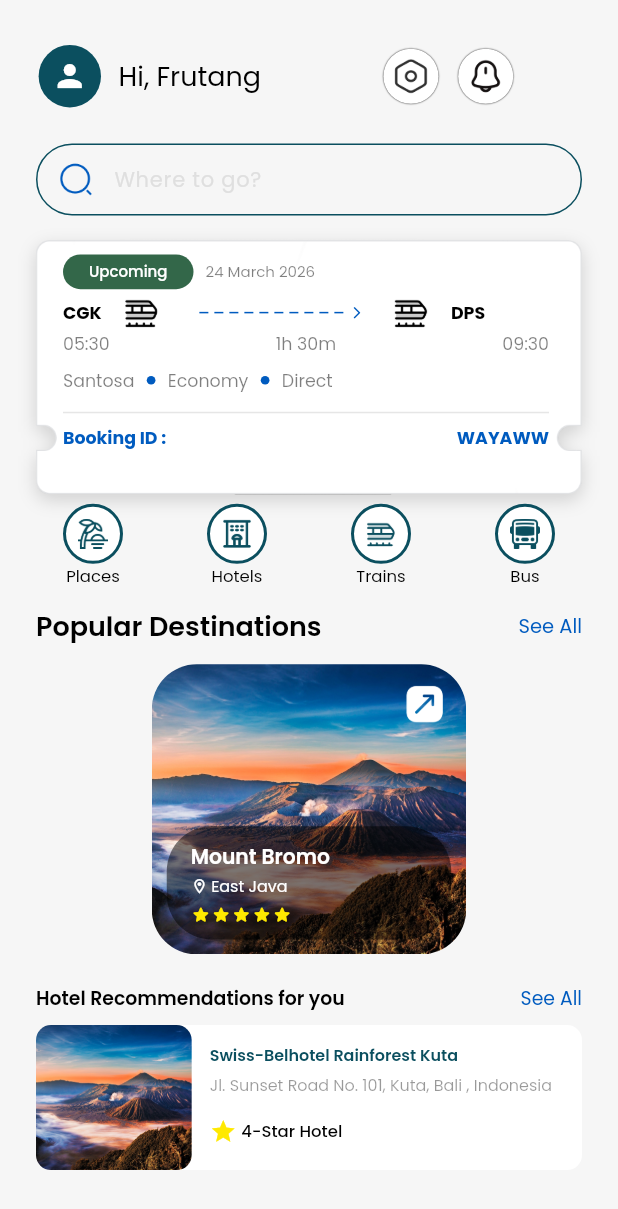
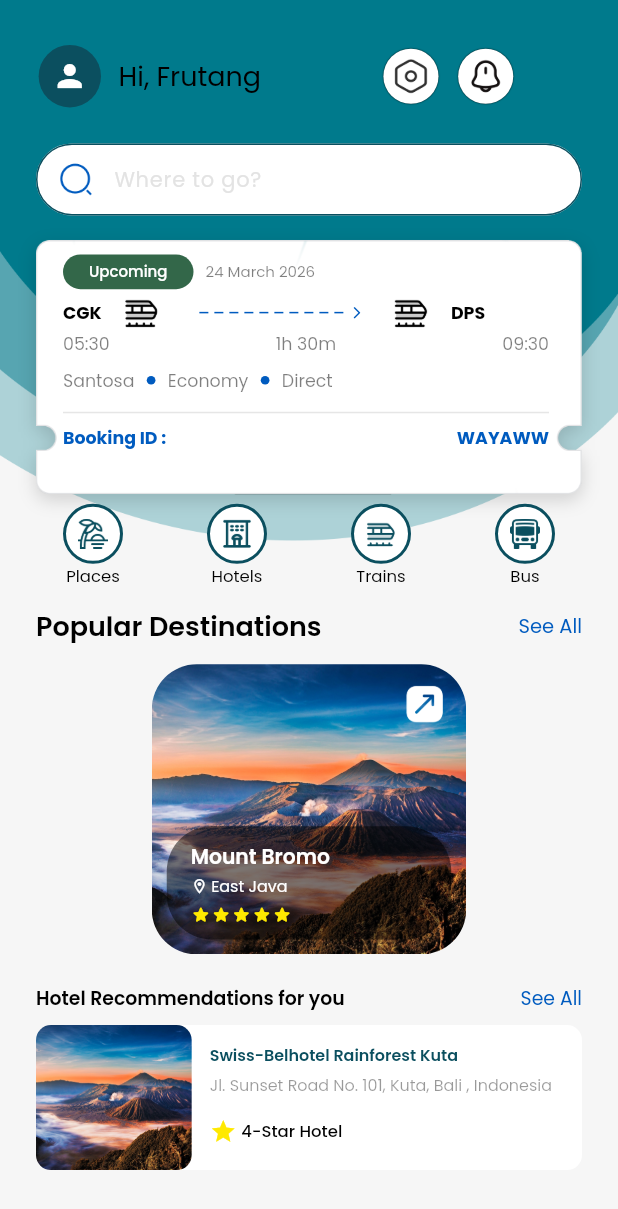
Before and after one commit to RaidFortallz/ULIN_Travel_Booking_App, a Flutter app: the HomePage screen opened directly, on a phone screen of 412 x 824 dp. Shown: the top 1209 px of the screen. Run offline on Flutter 3.47's test engine with Material 3 defaults, Android fonts, the phone set to English and light mode, and no system bars; drawn by our look-alikes of dotted_line; our stand-ins replace flutter_screenutil, go_router, material_ui, persistent_bottom_nav_bar_v2, pinput, smooth_page_indicator.

```diff
--- a/lib/core/constants/custom_widgets/dropdown_custom.dart
+++ b/lib/core/constants/custom_widgets/dropdown_custom.dart
@@ -20,9 +20,11 @@ class DropdownCustom extends StatelessWidget {
   @override
   Widget build(BuildContext context) {
     return SizedBox(
+
       height: height,
       width: width,
       child: DropdownButtonFormField<String>(
+        dropdownColor: WarnaApp.wrWhite,
         isExpanded: true,
         hint: Text(
           hintText,
--- a/lib/core/constants/custom_widgets/textfield_custom.dart
+++ b/lib/core/constants/custom_widgets/textfield_custom.dart
@@ -18,6 +18,8 @@ class TextfieldCustom extends StatelessWidget {
   final bool isObscure;
   final VoidCallback? onToggle;
 
+  final Color? fillColor;
+
   const TextfieldCustom({
     super.key,
     required this.hintText,
@@ -34,6 +36,7 @@ class TextfieldCustom extends StatelessWidget {
     this.isPassword = false,
     this.isObscure = true,
     this.onToggle,
+    this.fillColor,
   });
 
   @override
@@ -53,6 +56,9 @@ class TextfieldCustom extends StatelessWidget {
       autocorrect: false,
       autofocus: false,
       decoration: InputDecoration(
+        filled: true,
+        fillColor: fillColor,
+
         hintText: hintText,
         hintStyle: TextStyle(
           fontSize: 14,
--- a/lib/features/auth/presentation/login_page.dart
+++ b/lib/features/auth/presentation/pages/login_page.dart
@@ -67,6 +67,7 @@ class _LoginPageState extends State<LoginPage> {
                         ),
                         TextfieldCustom(
                           hintText: "Email",
+                          fillColor: WarnaApp.wrWhite,
                           width: double.infinity,
                           height: 38,
                           keyboardType: TextInputType.emailAddress,
@@ -87,6 +88,7 @@ class _LoginPageState extends State<LoginPage> {
                         ),
                         TextfieldCustom(
                           hintText: "Password",
+                          fillColor: WarnaApp.wrWhite,
                           width: double.infinity,
                           isPassword: true,
                           height: 38,
--- a/lib/features/home/presentation/pages/home_page.dart
+++ b/lib/features/home/presentation/pages/home_page.dart
@@ -1,4 +1,3 @@
-
 import 'package:material_ui/material_ui.dart';
 import 'package:ulin/features/home/presentation/widgets/booking_card.dart';
 import 'package:ulin/features/home/presentation/widgets/booking_menu.dart';
@@ -6,7 +5,6 @@ import 'package:ulin/features/home/presentation/widgets/home_header.dart';
 import 'package:ulin/features/home/presentation/widgets/home_search_field.dart';
 import 'package:ulin/features/home/presentation/widgets/hotel_recommendations.dart';
 import 'package:ulin/features/home/presentation/widgets/popular_destinations.dart';
-
 
 class HomePage extends StatelessWidget {
   const HomePage({super.key});
@@ -17,10 +15,25 @@ class HomePage extends StatelessWidget {
       body: GestureDetector(
         behavior: HitTestBehavior.opaque,
         onTap: () => FocusScope.of(context).unfocus(),
-        child: SafeArea(
         child: SingleChildScrollView(
+          child: Stack(
+            children: [
+              Positioned(
+                top: 0,
+                left: 0,
+                right: 0,
+                child: Image.asset(
+                  "assets/images/bg_home.png",
+                  fit: BoxFit.fitWidth,
+                ),
+              ),
+
+              SafeArea(
                 child: Padding(
-              padding: const EdgeInsets.symmetric(horizontal: 24, vertical: 30),
+                  padding: const EdgeInsets.symmetric(
+                    horizontal: 24,
+                    vertical: 30,
+                  ),
                   child: Column(
                     crossAxisAlignment: CrossAxisAlignment.start,
                     children: [
@@ -45,6 +58,8 @@ class HomePage extends StatelessWidget {
                   ),
                 ),
               ),
+            ],
+          ),
         ),
       ),
     );
--- a/lib/features/home/presentation/widgets/home_search_field.dart
+++ b/lib/features/home/presentation/widgets/home_search_field.dart
@@ -10,6 +10,7 @@ class HomeSearchField extends StatelessWidget {
   Widget build(BuildContext context) {
     return TextfieldCustom(
       hintText: "Where to go?",
+      fillColor: WarnaApp.wrWhite,
       prefix: Align(
         alignment: Alignment.centerLeft,
         widthFactor: 1,
--- a/lib/features/profile/presentation/profile_setup_step1_page.dart
+++ b/lib/features/profile/presentation/pages/profile_setup_step1_page.dart
@@ -81,6 +81,7 @@ class _ProfileSetupStep1PageState extends State<ProfileSetupStep1Page> {
                         ),
                         TextfieldCustom(
                           hintText: "Jhon Doe",
+                          fillColor: WarnaApp.wrWhite,
                           width: double.infinity,
                           height: 36,
                           textInputAction: TextInputAction.next,
@@ -96,6 +97,7 @@ class _ProfileSetupStep1PageState extends State<ProfileSetupStep1Page> {
                         ),
                         TextfieldCustom(
                           hintText: "I love traveling and exploring new places",
+                          fillColor: WarnaApp.wrWhite,
                           width: double.infinity,
                           maxLines: 3,
                           keyboardType: TextInputType.multiline,
@@ -112,6 +114,7 @@ class _ProfileSetupStep1PageState extends State<ProfileSetupStep1Page> {
                         ),
                         TextfieldCustom(
                           hintText: "Indonesia",
+                          fillColor: WarnaApp.wrWhite,
                           width: double.infinity,
                           height: 36,
                           textInputAction: TextInputAction.next,
@@ -127,6 +130,7 @@ class _ProfileSetupStep1PageState extends State<ProfileSetupStep1Page> {
                         ),
                         TextfieldCustom(
                           hintText: "mm/dd/yyyy",
+                          fillColor: WarnaApp.wrWhite,
                           width: double.infinity,
                           height: 36,
                           controller: _birthdayController,
@@ -164,6 +168,7 @@ class _ProfileSetupStep1PageState extends State<ProfileSetupStep1Page> {
                         ),
                         TextfieldCustom(
                           hintText: "Business Travel",
+                          fillColor: WarnaApp.wrWhite,
                           width: double.infinity,
                           height: 36,
                         ),
--- a/pubspec.yaml
+++ b/pubspec.yaml
@@ -52,6 +52,7 @@ dependencies:
   pinput: ^7.0.0
   material_ui: ^1.7.0
   dotted_line: ^3.3.0
+  persistent_bottom_nav_bar_v2: ^6.5.0
 
 dev_dependencies:
   flutter_test:
```
Also changed, not shown: lib/core/router/routes_app.dart (+8 -8 lines), lib/features/auth/presentation/pages/register_page.dart (renamed from lib/features/auth/presentation/register_page.dart, +6 -2 lines), lib/features/main/pages/main_page.dart (added, +41 -0 lines), assets/images/bg_home.png (added), lib/features/auth/presentation/pages/email_verification_page.dart (renamed from lib/features/auth/presentation/email_verification_page.dart), lib/features/auth/presentation/pages/onboarding.dart (renamed from lib/features/auth/presentation/onboarding.dart), lib/features/profile/presentation/pages/profile_setup_step2_page.dart (renamed from lib/features/profile/presentation/profile_setup_step2_page.dart), pubspec.lock. Lines whose indentation alone changed are shown as unchanged.
